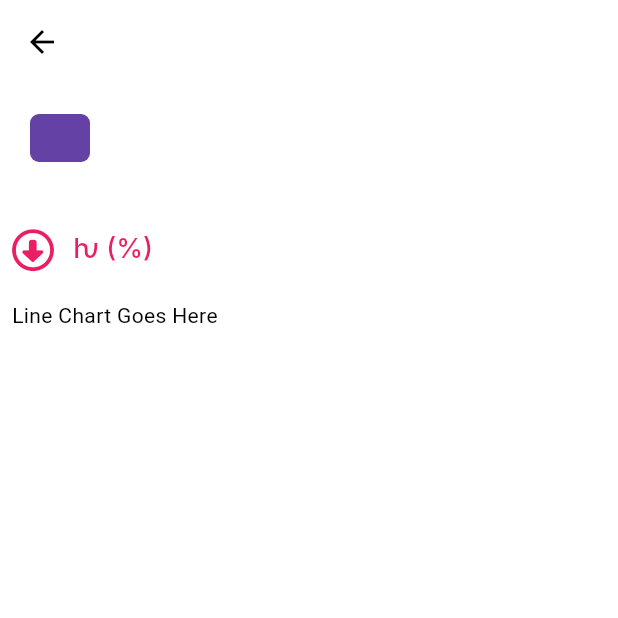
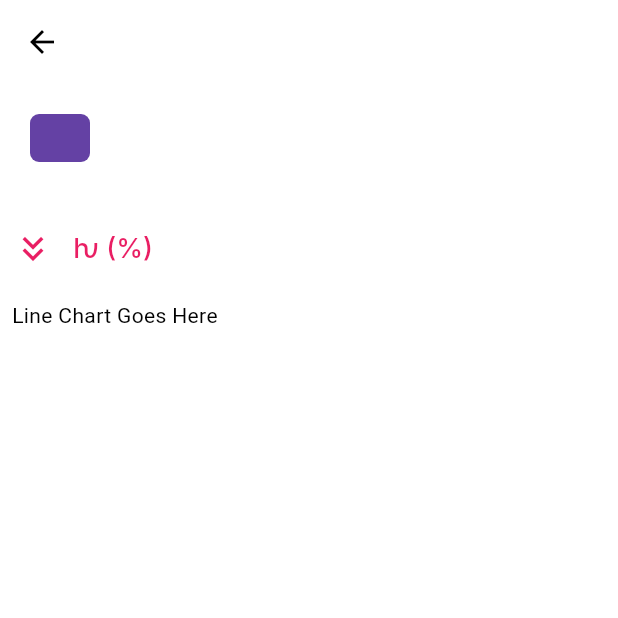
Before and after one commit to hypebid/flutter-mobile, a Flutter app: the SearchDetails screen opened directly with empty values, on a phone screen of 412 x 824 dp, the top half of it. Run offline on Flutter 3.47's test engine with Material 3 defaults, Android fonts, the light colour scheme and no system bars; our stand-ins replace flutter_dotenv, font_awesome_flutter, page_transition; Roboto replaces fonts that are missing (Inter).

Commit message:
clean up..same arrows

```diff
--- a/lib/pages/search_details.dart
+++ b/lib/pages/search_details.dart
@@ -1,5 +1,4 @@
 import 'package:flutter/material.dart';
-import 'package:font_awesome_flutter/font_awesome_flutter.dart'; // Import FontAwesome icons
 // import 'package:hypebid/comp/navigation_bar.dart';
 import 'package:hypebid/comp/search_result_card.dart';
 import 'package:hypebid/theme.dart';
@@ -134,10 +133,10 @@ class _SearchDetailsState extends State<SearchDetails> {
                             children: [
                               Align(
                                 alignment: AlignmentDirectional(-1, -1),
-                                child: FaIcon(
+                                child: Icon(
                                   widget.searchData.isUp
-                                  ? FontAwesomeIcons.circleUp
-                                  : FontAwesomeIcons.circleDown,
+                                  ? Icons.keyboard_double_arrow_up
+                                  : Icons.keyboard_double_arrow_down,
                                   color: widget.searchData.isUp
                                     ? CustomScheme.accent4
                                     : CustomScheme.accent3,
@@ -180,36 +179,6 @@ class _SearchDetailsState extends State<SearchDetails> {
                 child: Text(
                   'Line Chart Goes Here'
                 )
-                // FlutterFlowLineChart(
-                //   data: [
-                //     FFLineChartData(
-                //       xData: [],
-                //       yData: [],
-                //       settings: LineChartBarData(
-                //         color: CustomScheme.primary,
-                //         barWidth: 3,
-                //         isCurved: true,
-                //         dotData: FlDotData(show: false),
-                //         belowBarData: BarAreaData(
-                //           show: true,
-                //           color: Color(0x4C9146FF),
-                //         ),
-                //       ),
-                //     )
-                //   ],
-                //   chartStylingInfo: ChartStylingInfo(
-                //     backgroundColor: CustomScheme
-                //         .secondaryBackground,
-                //     showBorder: false,
-                //   ),
-                //   axisBounds: AxisBounds(),
-                //   xAxisLabelInfo: AxisLabelInfo(
-                //     reservedSize: 32,
-                //   ),
-                //   yAxisLabelInfo: AxisLabelInfo(
-                //     reservedSize: 40,
-                //   ),
-                // ),
               ),
             ),
             Align(
```
